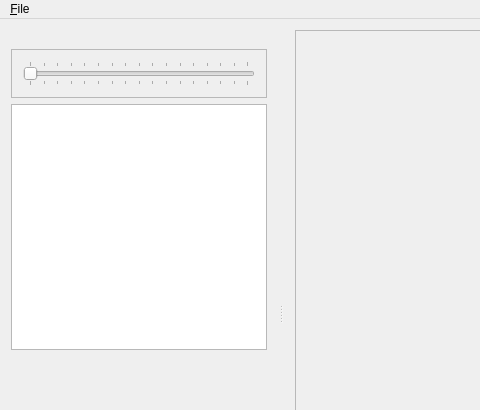
The window that mainwindow.ui (minotor-org/minotor) describes before a commit, drawn with Qt 5; both pictures show x 0 to 480 and y 0 to 410 of the 1003 by 629 pixel window.
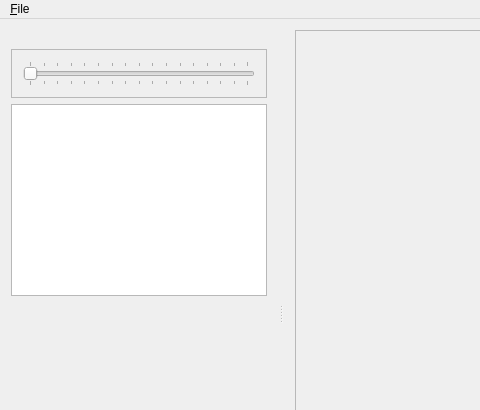
The same window after the commit.

```diff
--- a/mainwindow.ui
+++ b/mainwindow.ui
@@ -118,7 +118,14 @@
       </widget>
      </item>
      <item>
-      <widget class="QGraphicsView" name="gvGlobal"/>
+      <widget class="QGraphicsView" name="gvGlobal">
+       <property name="sizePolicy">
+        <sizepolicy hsizetype="Expanding" vsizetype="Minimum">
+         <horstretch>0</horstretch>
+         <verstretch>0</verstretch>
+        </sizepolicy>
+       </property>
+      </widget>
      </item>
      <item>
       <spacer name="verticalSpacer">
```
Left out of the diff: 4 changed lines with no effect on the pictures.
